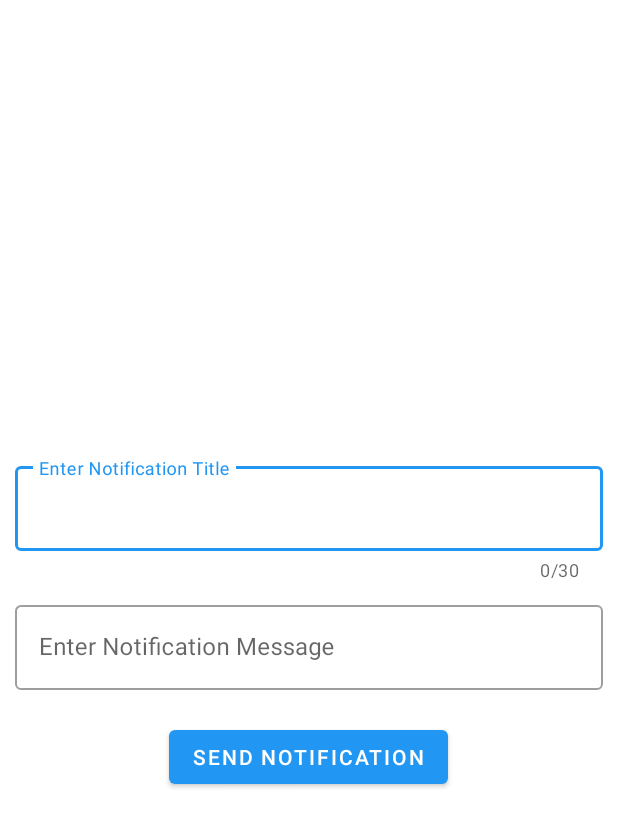
After one commit to Tanhab/JavaProject21, an Android app: the NotificationActivity screen opened directly, with no data from a screen before it, on a phone screen of 412 x 824 dp. The commit adds this screen. Shown: the top 827 px of the screen. Run offline under Robolectric (Android 15) with nearby library versions, the phone set to English and light mode, and no system bars; our stand-ins replace Volley.

Commit message:
notification added.

```diff
--- a/app/build.gradle
+++ b/app/build.gradle
@@ -51,4 +51,5 @@ dependencies {
     implementation 'com.google.firebase:firebase-inappmessaging-display:19.0.4'
     implementation 'com.firebaseui:firebase-ui-storage:6.2.0'
     implementation 'com.firebaseui:firebase-ui-firestore:6.2.0'
+    implementation 'com.android.volley:volley:1.1.1'
 }
--- /dev/null
+++ b/app/src/main/java/com/example/javaproject21/NotificationActivity.java
@@ -0,0 +1,133 @@
+package com.example.javaproject21;
+
+import androidx.annotation.NonNull;
+import androidx.appcompat.app.AppCompatActivity;
+
+import android.app.Notification;
+import android.os.Bundle;
+import android.util.Log;
+import android.view.View;
+import android.widget.Button;
+import android.widget.EditText;
+import android.widget.Toast;
+
+import com.android.volley.AuthFailureError;
+import com.android.volley.Request;
+import com.android.volley.RequestQueue;
+import com.android.volley.Response;
+import com.android.volley.VolleyError;
+import com.android.volley.toolbox.JsonObjectRequest;
+import com.android.volley.toolbox.Volley;
+import com.google.android.gms.tasks.OnCompleteListener;
+import com.google.android.gms.tasks.Task;
+import com.google.firebase.messaging.FirebaseMessaging;
+import com.google.firebase.messaging.FirebaseMessagingService;
+import com.google.firebase.messaging.RemoteMessage;
+
+import org.json.JSONException;
+import org.json.JSONObject;
+
+import java.util.HashMap;
+import java.util.Map;
+
+public class NotificationActivity extends AppCompatActivity {
+    private static final String TAG = "NotificationActivity";
+    EditText edtTitle,edtBody;
+    Button btnSend;
+    private RequestQueue mRequestQue;
+    private String URL = "https://fcm.googleapis.com/fcm/send";
+
+    @Override
+    protected void onCreate(Bundle savedInstanceState) {
+        super.onCreate(savedInstanceState);
+        setContentView(R.layout.activity_notification);
+        btnSend = findViewById(R.id.btnSendNotification);
+        edtBody=findViewById(R.id.txtNotificationBodyInput);
+        edtTitle=findViewById(R.id.txtTitleInput);
+        mRequestQue = Volley.newRequestQueue(this);
+        subscribeToClass();
+        btnSend.setOnClickListener(new View.OnClickListener() {
+            @Override
+            public void onClick(View v) {
+                String title=edtTitle.getText().toString().trim();
+                String body=edtBody.getText().toString().trim();
+                if(title.length()<1){
+                    edtTitle.setError("Title can't be empty");
+                    edtTitle.setFocusable(true);
+                }else if(body.length()<1){
+                    edtBody.setError("Message can't be empty.");
+                    edtBody.setFocusable(true);
+                }else {
+                    sendNotification(title,body);
+                }
+
+            }
+        });
+
+
+    }
+    private void sendNotification(String title, String body) {
+
+        JSONObject json = new JSONObject();
+        try {
+            json.put("to","/topics/"+"cse18");
+            JSONObject notificationObj = new JSONObject();
+            notificationObj.put("title",title);
+            notificationObj.put("body",body);
+
+            JSONObject extraData = new JSONObject();
+            extraData.put("brandId","puma");
+            extraData.put("category","Shoes");
+
+
+
+            json.put("notification",notificationObj);
+            json.put("data",extraData);
+
+
+            JsonObjectRequest request = new JsonObjectRequest(Request.Method.POST, URL,
+                    json,
+                    new Response.Listener<JSONObject>() {
+                        @Override
+                        public void onResponse(JSONObject response) {
+
+                            Log.d("MUR", "onResponse: ");
+                        }
+                    }, new Response.ErrorListener() {
+                @Override
+                public void onErrorResponse(VolleyError error) {
+                    Log.d("MUR", "onError: "+error.networkResponse);
+                }
+            }
+            ){
+                @Override
+                public Map<String, String> getHeaders() throws AuthFailureError {
+                    Map<String,String> header = new HashMap<>();
+                    header.put("content-type","application/json");
+                    header.put("authorization","key=AIzaSyBJDuo2BaJ9bjqLpnGcE_BY4oD282gF64M");
+                    return header;
+                }
+            };
+            mRequestQue.add(request);
+        }
+        catch (JSONException e)
+
+        {
+            e.printStackTrace();
+        }
+    }
+    private void subscribeToClass(){
+        FirebaseMessaging.getInstance().subscribeToTopic("cse18")
+                .addOnCompleteListener(new OnCompleteListener<Void>() {
+                    @Override
+                    public void onComplete(@NonNull Task<Void> task) {
+                        String msg = "Subscribe to cse18 done";
+                        if (!task.isSuccessful()) {
+                            msg = "Subscription to cse18 failed";
+                        }
+                        Log.d(TAG, msg);
+                        Toast.makeText(getApplicationContext(), msg, Toast.LENGTH_SHORT).show();
+                    }
+                });
+    }
+}
--- a/app/src/main/res/layout/activity_create_exam_routine.xml
+++ b/app/src/main/res/layout/activity_create_exam_routine.xml
@@ -72,7 +72,7 @@
         <TextView
             android:layout_width="wrap_content"
             android:layout_height="wrap_content"
-            android:text="Mar 03,2020"
+            android:text="Enter Date"
             android:layout_marginLeft="15dp"
             android:id="@+id/txtExamDate"
 
@@ -102,7 +102,7 @@
         <TextView
             android:layout_width="wrap_content"
             android:layout_height="wrap_content"
-            android:text="08:00 AM     "
+            android:text="Enter time"
             android:layout_marginLeft="15dp"
             android:id="@+id/txtExamTime"
 
--- /dev/null
+++ b/app/src/main/res/layout/activity_notification.xml
@@ -0,0 +1,55 @@
+<?xml version="1.0" encoding="utf-8"?>
+<LinearLayout xmlns:android="http://schemas.android.com/apk/res/android"
+    xmlns:app="http://schemas.android.com/apk/res-auto"
+    xmlns:tools="http://schemas.android.com/tools"
+    android:layout_width="match_parent"
+    android:layout_height="match_parent"
+    android:gravity="center"
+    android:orientation="vertical"
+    android:padding="10dp"
+    tools:context=".NotificationActivity">
+    <com.google.android.material.textfield.TextInputLayout
+        android:layout_width="match_parent"
+        android:layout_height="wrap_content"
+        app:errorEnabled="true"
+        android:layout_marginTop="10dp"
+        app:counterEnabled="true"
+        app:counterMaxLength="30"
+        style="@style/Widget.MaterialComponents.TextInputLayout.OutlinedBox"
+        android:hint="Enter Notification Title">
+        <com.google.android.material.textfield.TextInputEditText
+            android:layout_width="match_parent"
+            android:layout_height="wrap_content"
+            android:id="@+id/txtTitleInput"
+            android:inputType="text"
+            >
+
+        </com.google.android.material.textfield.TextInputEditText>
+
+    </com.google.android.material.textfield.TextInputLayout>
+
+    <com.google.android.material.textfield.TextInputLayout
+        android:layout_width="match_parent"
+        android:layout_height="wrap_content"
+        app:errorEnabled="true"
+        android:layout_marginTop="10dp"
+        style="@style/Widget.MaterialComponents.TextInputLayout.OutlinedBox"
+        android:hint="Enter Notification Message">
+        <com.google.android.material.textfield.TextInputEditText
+            android:layout_width="match_parent"
+            android:layout_height="wrap_content"
+            android:id="@+id/txtNotificationBodyInput"
+            android:inputType="text"
+            >
+
+        </com.google.android.material.textfield.TextInputEditText>
+
+    </com.google.android.material.textfield.TextInputLayout>
+    <Button
+        android:layout_width="wrap_content"
+        android:layout_height="wrap_content"
+        android:id="@+id/btnSendNotification"
+        android:text="send notification"
+        />
+
+</LinearLayout>
```
Also changed, not shown: app/src/main/AndroidManifest.xml (+17 -1 lines), app/src/main/java/com/example/javaproject21/MainActivity.java (+29 -0 lines), app/src/main/java/com/example/javaproject21/MyFirebaseMessagingService.java (added, +81 -0 lines), app/src/main/res/drawable-anydpi/notify_icon.xml (added, +14 -0 lines), app/src/main/res/drawable-hdpi/notify_icon.png (added), app/src/main/res/drawable-mdpi/notify_icon.png (added), app/src/main/res/drawable-xhdpi/notify_icon.png (added), app/src/main/res/drawable-xxhdpi/notify_icon.png (added).
